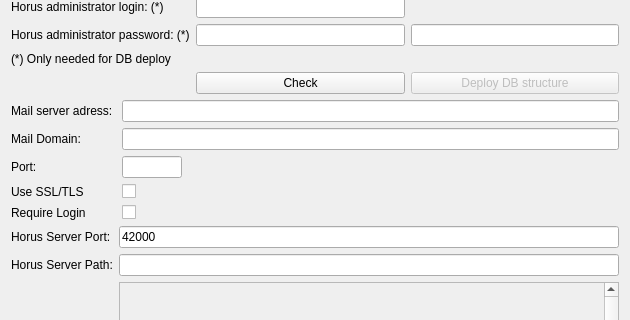
Before: the Qt Designer form Installer/Configuration/HorusXconf/mainwindow.ui in freakyzoidberg/horus-edu, drawn with Qt 5; both pictures show x 0 to 630 and y 144 to 464 of the 630 by 800 pixel window.
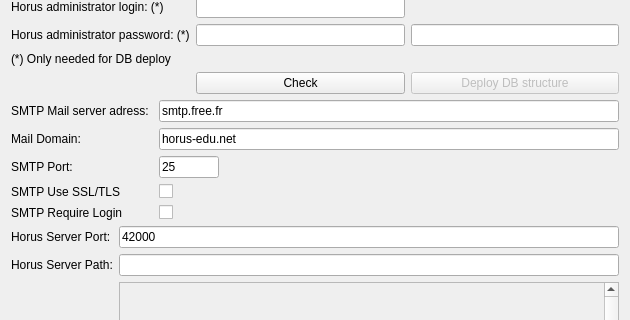
After: the same form once the commit is applied.

The edit to the form file:
```diff
--- a/Installer/Configuration/HorusXconf/mainwindow.ui
+++ b/Installer/Configuration/HorusXconf/mainwindow.ui
@@ -196,12 +196,16 @@
       <item row="0" column="0">
        <widget class="QLabel" name="label_8">
         <property name="text">
-         <string>Mail server adress: </string>
+         <string>SMTP Mail server adress: </string>
         </property>
        </widget>
       </item>
       <item row="0" column="1">
-       <widget class="QLineEdit" name="lineEdit_5"/>
+       <widget class="QLineEdit" name="lineEdit_5">
+        <property name="text">
+         <string>smtp.free.fr</string>
+        </property>
+       </widget>
       </item>
       <item row="1" column="0">
        <widget class="QLabel" name="label_13">
@@ -211,12 +215,16 @@
        </widget>
       </item>
       <item row="1" column="1">
-       <widget class="QLineEdit" name="lineEdit_6"/>
+       <widget class="QLineEdit" name="lineEdit_6">
+        <property name="text">
+         <string>horus-edu.net</string>
+        </property>
+       </widget>
       </item>
       <item row="2" column="0">
        <widget class="QLabel" name="label_14">
         <property name="text">
-         <string>Port: </string>
+         <string>SMTP Port: </string>
         </property>
        </widget>
       </item>
@@ -237,12 +245,15 @@
           <height>16777215</height>
          </size>
         </property>
+        <property name="text">
+         <string>25</string>
+        </property>
        </widget>
       </item>
       <item row="3" column="0">
        <widget class="QLabel" name="label_15">
         <property name="text">
-         <string>Use SSL/TLS</string>
+         <string>SMTP Use SSL/TLS</string>
         </property>
        </widget>
       </item>
@@ -263,7 +274,7 @@
       <item row="4" column="0">
        <widget class="QLabel" name="label_16">
         <property name="text">
-         <string>Require Login</string>
+         <string>SMTP Require Login</string>
         </property>
        </widget>
       </item>
```
